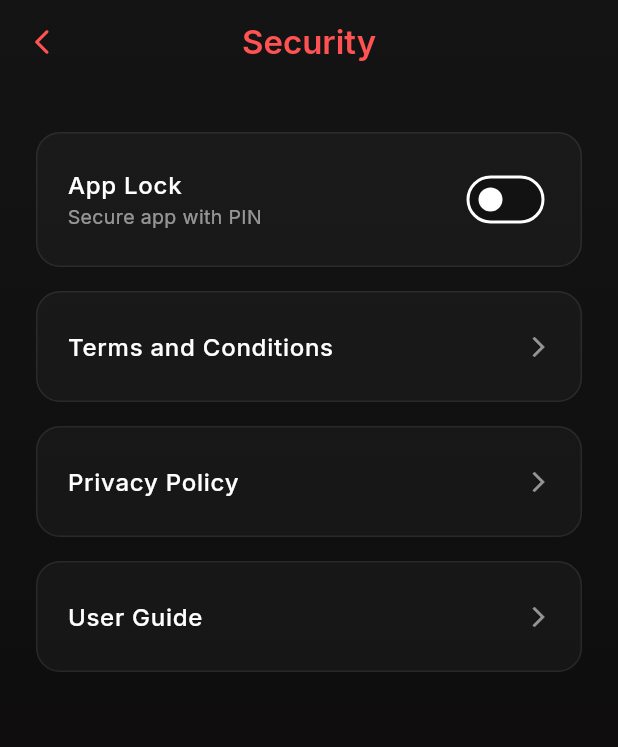
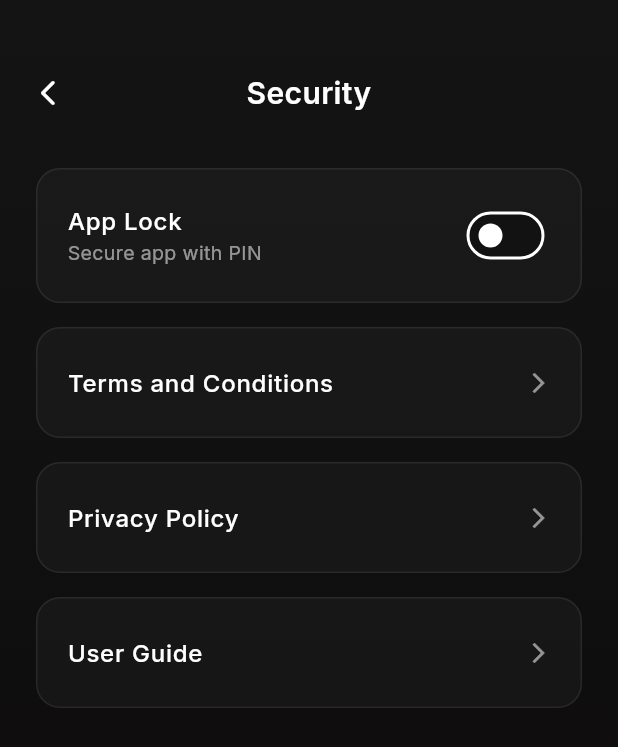
Before and after one commit to zenithsyntax/blindkey_app, a Flutter app: the SecuritySettingsPage screen opened directly, on a phone screen of 412 x 824 dp. Shown: the top 747 px of the screen. Run offline on Flutter 3.47's test engine with Material 3 defaults, Android fonts, the phone set to English and light mode, and no system bars; our stand-ins replace audioplayers, auto_size_text, dartz, file_picker, flutter_hooks, flutter_markdown and 14 more; missing offline and left inert: cryptography, excel, flutter_tilt, ntp, pdfrx, safe_device and 1 more; accounts and stored records are empty; generated files the repository leaves out were written again; network calls fail.

Commit message:
correction 5

```diff
--- a/lib/presentation/pages/home_page.dart
+++ b/lib/presentation/pages/home_page.dart
@@ -94,6 +94,7 @@ class HomePage extends HookConsumerWidget {
 
               // Main content
               SafeArea(
+                minimum: const EdgeInsets.only(top: 30), // Fix for camera overlap
                 child: Column(
                   children: [
                     // Custom header - with responsive padding
--- a/lib/presentation/pages/settings/security_settings_page.dart
+++ b/lib/presentation/pages/settings/security_settings_page.dart
@@ -31,19 +31,6 @@ class SecuritySettingsPage extends HookConsumerWidget {
     return Scaffold(
       backgroundColor: const Color(0xFF0F0F0F),
       extendBodyBehindAppBar: true,
-      appBar: AppBar(
-        title: Text(
-          'Security',
-          style: GoogleFonts.inter(fontWeight: FontWeight.w600),
-        ),
-        centerTitle: true,
-        backgroundColor: Colors.transparent,
-        elevation: 0,
-        leading: IconButton(
-          icon: const Icon(Icons.arrow_back_ios_new_rounded, size: 20),
-          onPressed: () => Navigator.of(context).pop(),
-        ),
-      ),
       body: Stack(
         children: [
           // Background Gradient (Matches HomePage)
@@ -64,9 +51,38 @@ class SecuritySettingsPage extends HookConsumerWidget {
           ),
 
           SafeArea(
-            child: ListView(
-              padding: const EdgeInsets.only(top: 24),
+            minimum: const EdgeInsets.only(top: 30), // Fix for camera overlap
+            child: Column(
               children: [
+                // Custom AppBar
+                Container(
+                  padding: const EdgeInsets.symmetric(horizontal: 8, vertical: 8),
+                  child: Row(
+                    children: [
+                      IconButton(
+                        icon: const Icon(Icons.arrow_back_ios_new_rounded, size: 20, color: Colors.white),
+                        onPressed: () => Navigator.of(context).pop(),
+                      ),
+                      Expanded(
+                        child: Text(
+                          'Security',
+                          textAlign: TextAlign.center,
+                          style: GoogleFonts.inter(
+                            fontWeight: FontWeight.w600,
+                            fontSize: 20, // Match standard AppBar size roughly
+                            color: Colors.white,
+                          ),
+                        ),
+                      ),
+                      const SizedBox(width: 48), // Balance for leading icon
+                    ],
+                  ),
+                ),
+
+                Expanded(
+                  child: ListView(
+                    padding: const EdgeInsets.only(top: 10),
+                    children: [
                 _buildGlassTile(
                   child: SwitchListTile(
                     title: Text(
@@ -245,6 +261,9 @@ class SecuritySettingsPage extends HookConsumerWidget {
                 //     },
                 //   ),
                 // ),
+              ],
+                  ),
+                ),
               ],
             ),
           ),
```
